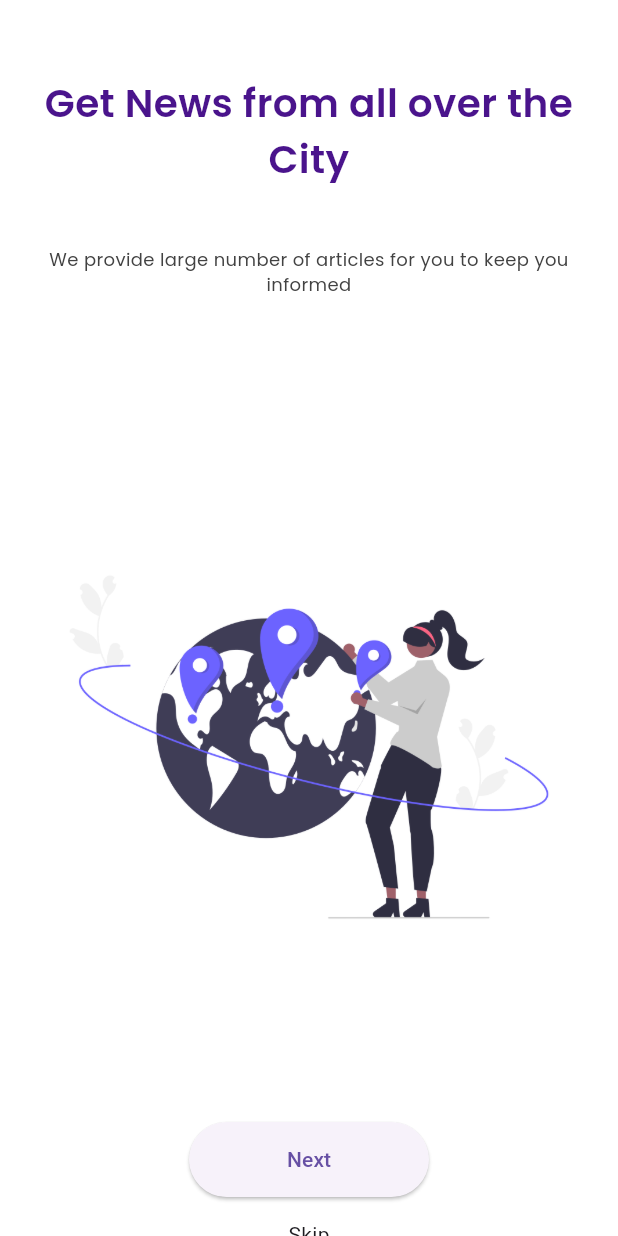
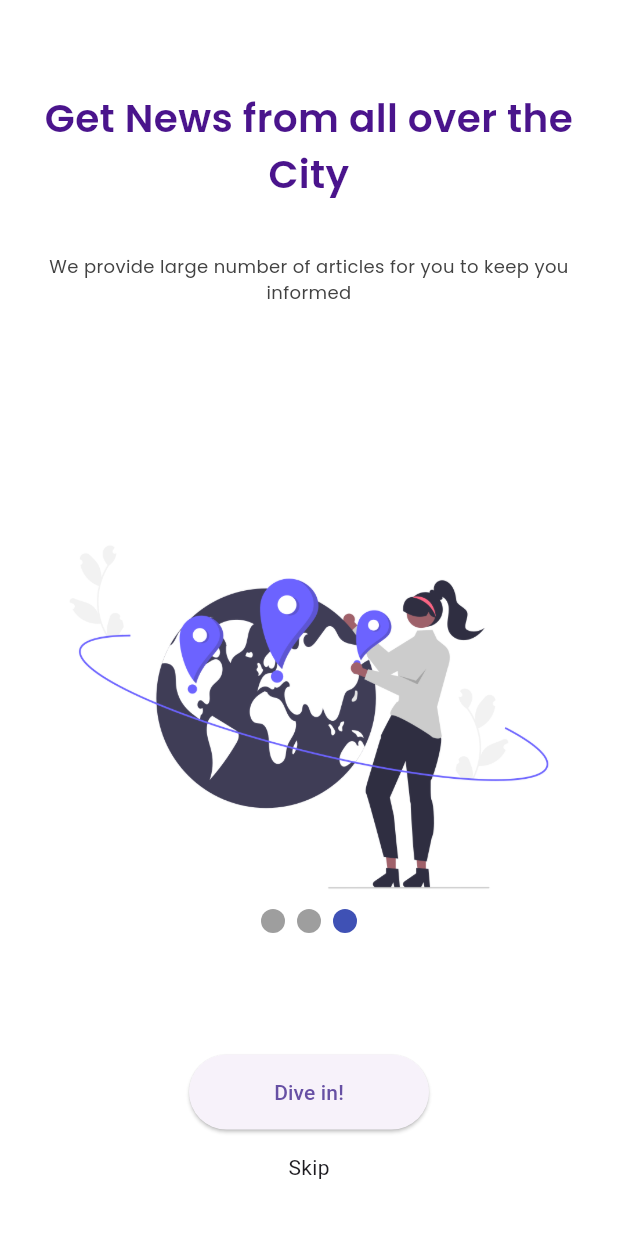
Before and after one commit to josephwatunu123/news_app, a Flutter app: the screen it shows after launch, swiped to page 3, on a phone screen of 412 x 824 dp. Run offline on Flutter 3.47's test engine with Material 3 defaults, Android fonts, the phone set to English and light mode, and no system bars; drawn by our look-alikes of smooth_page_indicator.

Commit message:
correcting alignment in onboarding screen

```diff
--- a/lib/OnboardingScreens/onboardingScreen.dart
+++ b/lib/OnboardingScreens/onboardingScreen.dart
@@ -3,6 +3,7 @@ import 'package:flutter/material.dart';
 import 'package:news_app/OnboardingScreens/screen1.dart';
 import 'package:news_app/OnboardingScreens/screen2.dart';
 import 'package:news_app/OnboardingScreens/screen3.dart';
+import 'package:smooth_page_indicator/smooth_page_indicator.dart';
 
 class OnboardingScreen extends StatefulWidget{
   const OnboardingScreen({super.key,});
@@ -13,12 +14,20 @@ class OnboardingScreen extends StatefulWidget{
 
 class _OnboardingScreenState extends State<OnboardingScreen>{
 
+  PageController pageController = PageController();
+
   @override
   Widget build(BuildContext context){
     return SafeArea(
         child: Scaffold(
       backgroundColor: Colors.white,
-          body: PageView(
+          body: Stack(
+            children: [
+              PageView(
+                controller: pageController,
+                onPageChanged: (index){
+
+                },
               children:
                  [
                   Screen1(),
@@ -27,6 +36,16 @@ class _OnboardingScreenState extends State<OnboardingScreen>{
                 ],
 
             ),
+              Container(
+                alignment: Alignment(0,0.5),
+                child: SmoothPageIndicator(
+                    controller: pageController,
+                    count: 3
+                ),
+              )
+            ],
+
+          ),
     ));
   }
 }
--- a/lib/OnboardingScreens/screen1.dart
+++ b/lib/OnboardingScreens/screen1.dart
@@ -28,11 +28,11 @@ class _Screen1State extends State<Screen1>{
           body: Center(
             child: Column(
               children: [
-                SizedBox(height: 30,),
+                SizedBox(height: 60,),
                 Container(
                   child: Text('All the news', style: greetingsStyle,),
                 ),
-                SizedBox(height: 30,),
+                SizedBox(height: 20,),
                 Container(
                   child: Padding(
                     padding: const EdgeInsets.symmetric(horizontal: 20),
--- a/lib/OnboardingScreens/screen2.dart
+++ b/lib/OnboardingScreens/screen2.dart
@@ -26,10 +26,11 @@ class _Screen2State extends State<Screen2>{
           body: Center(
             child: Column(
               children: [
-                SizedBox(height: 30,),
+                SizedBox(height: 60,),
                 Container(
                   child: Text('Read at your Comfort', style: greetingsStyle,),
                 ),
+                // SizedBox(height: 10,),
                 Container(
                   child: Padding(
                     padding: const EdgeInsets.all(20.0),
@@ -38,7 +39,7 @@ class _Screen2State extends State<Screen2>{
                 ),
                 SizedBox(height: 30,),
                 Container(
-                  height: 500,
+                  height: 480,
                   decoration: BoxDecoration(image: DecorationImage(image: AssetImage('images/relaxing.png'))),
                 ),
                 Container(
--- a/lib/OnboardingScreens/screen3.dart
+++ b/lib/OnboardingScreens/screen3.dart
@@ -4,6 +4,7 @@ import 'package:flutter/cupertino.dart';
 import 'package:flutter/material.dart';
 import 'package:flutter/services.dart';
 import 'package:news_app/Constants/decorations.dart';
+import 'package:news_app/homepage.dart';
 
 class Screen3 extends StatefulWidget{
   @override
@@ -28,9 +29,9 @@ class _Screen3State extends State<Screen3>{
           body: Center(
             child: Column(
               children: [
-                SizedBox(height: 30,),
+                SizedBox(height: 45,),
                 Container(
-                  padding: EdgeInsets.all(20),
+                  padding: EdgeInsets.all(15),
                   child: Text('Get News from all over the City', style: greetingsStyle, textAlign: TextAlign.center,),
                 ),
                 Container(
@@ -41,7 +42,7 @@ class _Screen3State extends State<Screen3>{
                 ),
                 SizedBox(height: 30,),
                 Container(
-                  height: 500,
+                  height: 450,
                   decoration: BoxDecoration(image: DecorationImage(image: AssetImage('images/around_world.png'))),
                 ),
                 Container(
@@ -49,8 +50,10 @@ class _Screen3State extends State<Screen3>{
                       width: 160,
                       height: 50,
                       child: ElevatedButton(
-                        onPressed: (){},
-                        child: Text("Next"),
+                        onPressed: (){
+                          Navigator.push(context, MaterialPageRoute(builder: (context)=>HomePage()));
+                        },
+                        child: Text("Dive in!"),
                       ),
                     )
                 ),
--- a/pubspec.yaml
+++ b/pubspec.yaml
@@ -36,6 +36,7 @@ dependencies:
   # Use with the CupertinoIcons class for iOS style icons.
   cupertino_icons: ^1.0.6
   http: ^1.2.2
+  smooth_page_indicator: ^1.2.0+3
 
 dev_dependencies:
   flutter_test:
```
Also changed, not shown: pubspec.lock. Lines whose indentation alone changed are shown as unchanged.
